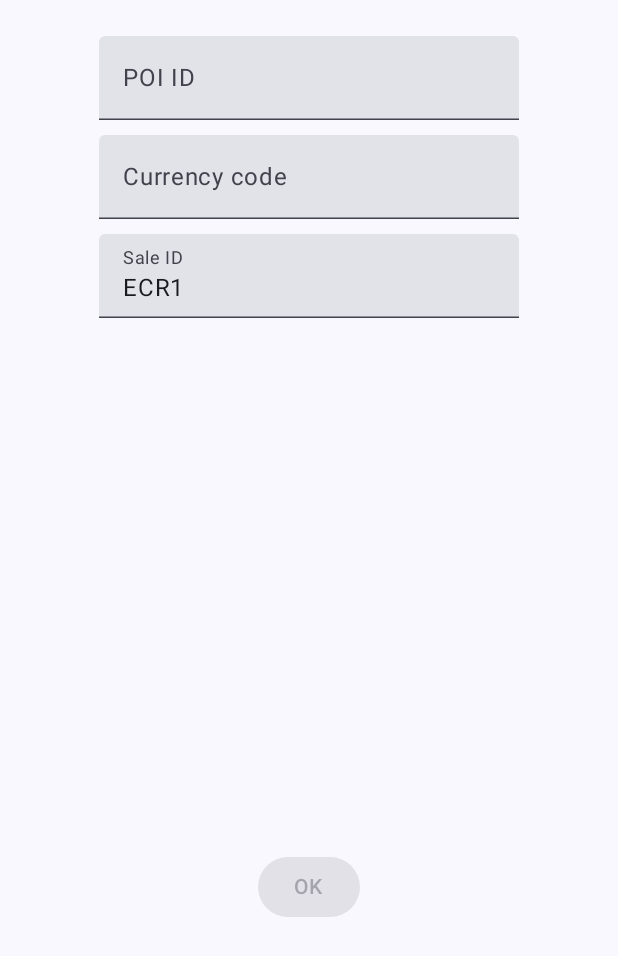
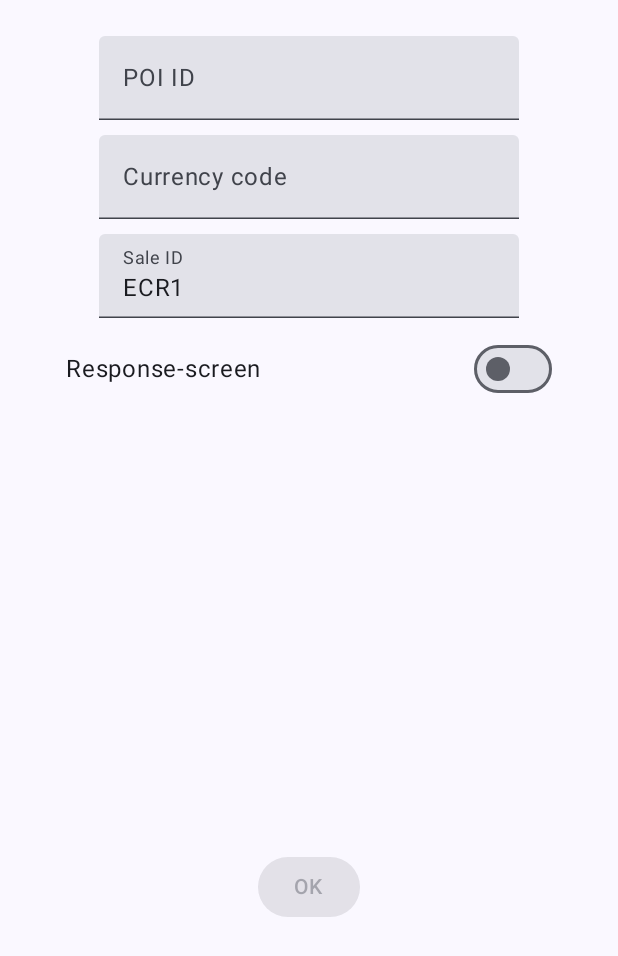
Before and after one commit to PayEx/pax-ecr-on-device, an Android app built with Jetpack Compose: the screen it shows after launch (MainActivity), on a phone screen of 412 x 824 dp. Shown: the top 956 px of the screen. Run offline under Robolectric (Android 15) with nearby library versions, the phone set to English and light mode, and no system bars.

Commit message:
Made response screen optional

```diff
--- a/app/src/main/java/com/pax/ecr/app/Config.kt
+++ b/app/src/main/java/com/pax/ecr/app/Config.kt
@@ -7,9 +7,10 @@ data class Config(
     val poiId: String?,
     val currencyCode: String?,
     val saleId: String?,
+    val responseScreenEnabled: Boolean = false,
 ) {
     companion object {
-        val DEFAULT = Config(null, null, "ECR1")
+        val DEFAULT = Config(null, null, "ECR1", false)
     }
 
     fun isValid() = poiId != null && currencyCode != null && saleId != null
--- a/app/src/main/java/com/pax/ecr/app/MainActivity.kt
+++ b/app/src/main/java/com/pax/ecr/app/MainActivity.kt
@@ -55,7 +55,7 @@ class MainActivity : ComponentActivity() {
                     color = MaterialTheme.colorScheme.background,
                     onClick = ::hideNavBar,
                 ) {
-                    if (responseText.isNotBlank()) {
+                    if (config.responseScreenEnabled && responseText.isNotBlank()) {
                         ResponseScreen(response = responseText) {
                             responseText = ""
                         }
--- a/app/src/main/java/com/pax/ecr/app/ui/screen/ConfigScreen.kt
+++ b/app/src/main/java/com/pax/ecr/app/ui/screen/ConfigScreen.kt
@@ -3,9 +3,12 @@ package com.pax.ecr.app.ui.screen
 import androidx.compose.foundation.layout.Arrangement
 import androidx.compose.foundation.layout.Box
 import androidx.compose.foundation.layout.Column
+import androidx.compose.foundation.layout.Row
 import androidx.compose.foundation.layout.fillMaxSize
+import androidx.compose.foundation.layout.fillMaxWidth
 import androidx.compose.foundation.layout.padding
 import androidx.compose.material3.Button
+import androidx.compose.material3.Switch
 import androidx.compose.material3.Text
 import androidx.compose.material3.TextField
 import androidx.compose.runtime.Composable
@@ -30,6 +33,7 @@ fun ConfigScreen(
         Column(
             modifier = Modifier.weight(.7f),
             verticalArrangement = Arrangement.spacedBy(10.dp),
+            horizontalAlignment = Alignment.CenterHorizontally,
         ) {
             TextField(value = config.poiId.orEmpty(), singleLine = true, onValueChange = {
                 onConfigChange(
@@ -48,6 +52,17 @@ fun ConfigScreen(
             }, label = {
                 Text(text = "Sale ID")
             })
+            Row(
+                Modifier.fillMaxWidth().padding(horizontal = 20.dp),
+                horizontalArrangement = Arrangement.SpaceBetween,
+                verticalAlignment = Alignment.CenterVertically,
+            ) {
+                Text(text = "Response-screen")
+                Switch(
+                    checked = config.responseScreenEnabled,
+                    onCheckedChange = { onConfigChange(config.copy(responseScreenEnabled = it)) },
+                )
+            }
         }
         Box(modifier = Modifier.weight(.3f)) {
             Button(onClick = close, enabled = config.isValid()) {
```
Also changed, not shown: app/src/main/java/com/pax/ecr/app/NexoMessageIntentReceiver.kt (+16 -0 lines).
